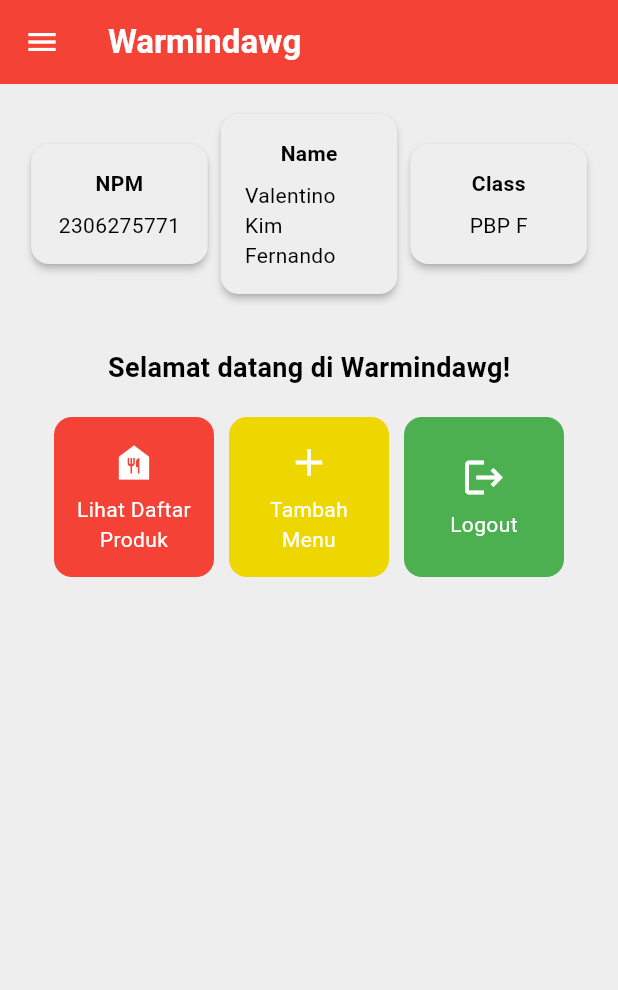
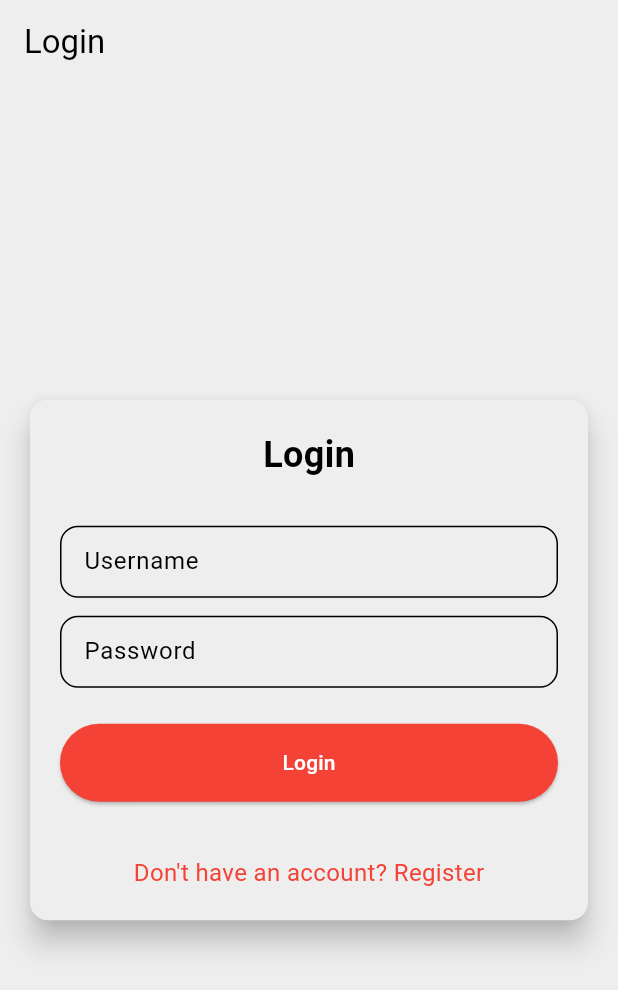
Before and after one commit to soydoradesu/warmindawg-mobile, a Flutter app: the screen it shows after launch, on a phone screen of 412 x 824 dp. Shown: the top 990 px of the screen. Run offline on Flutter 3.47's test engine with Material 3 defaults, Android fonts, the phone set to English and light mode, and no system bars; missing offline and left inert: pbp_django_auth.

Commit message:
feat: integrating authentication to web, lihat menu

```diff
--- a/lib/main.dart
+++ b/lib/main.dart
@@ -1,5 +1,7 @@
 import 'package:flutter/material.dart';
-import 'package:warmindawg_mobile/screens/menu.dart';
+import 'package:provider/provider.dart';
+import 'package:pbp_django_auth/pbp_django_auth.dart';
+import 'package:warmindawg_mobile/screens/login.dart';
 
 void main() {
   runApp(const MyApp());
@@ -11,7 +13,12 @@
   // This widget is the root of your application.
   @override
   Widget build(BuildContext context) {
-    return MaterialApp(
+    return Provider(
+      create: (_) {
+        CookieRequest request = CookieRequest();
+        return request;
+      },
+      child: MaterialApp(
         title: 'Flutter Demo',
         theme: ThemeData(
           colorScheme: ColorScheme(
@@ -27,7 +34,8 @@
           ),
           useMaterial3: true,
         ),
-      home: MyHomePage(),
+        home: const LoginPage(),
+      ),
     );
   }
 }
--- /dev/null
+++ b/lib/screens/login.dart
@@ -0,0 +1,181 @@
+import 'package:warmindawg_mobile/screens/menu.dart';
+import 'package:flutter/material.dart';
+import 'package:pbp_django_auth/pbp_django_auth.dart';
+import 'package:provider/provider.dart';
+import 'package:warmindawg_mobile/screens/register.dart';
+
+void main() {
+  runApp(const LoginApp());
+}
+
+class LoginApp extends StatelessWidget {
+  const LoginApp({super.key});
+
+  @override
+  Widget build(BuildContext context) {
+    return MaterialApp(
+      title: 'Login',
+      theme: ThemeData(
+        useMaterial3: true,
+        colorScheme: ColorScheme.fromSwatch(
+          primarySwatch: Colors.deepPurple,
+        ).copyWith(secondary: Colors.deepPurple[400]),
+      ),
+      home: const LoginPage(),
+    );
+  }
+}
+
+class LoginPage extends StatefulWidget {
+  const LoginPage({super.key});
+
+  @override
+  State<LoginPage> createState() => _LoginPageState();
+}
+
+class _LoginPageState extends State<LoginPage> {
+  final TextEditingController _usernameController = TextEditingController();
+  final TextEditingController _passwordController = TextEditingController();
+
+  @override
+  Widget build(BuildContext context) {
+    final request = context.watch<CookieRequest>();
+
+    return Scaffold(
+      appBar: AppBar(
+        title: const Text('Login'),
+      ),
+      body: Center(
+        child: SingleChildScrollView(
+          padding: const EdgeInsets.all(16.0),
+          child: Card(
+            elevation: 8,
+            shape: RoundedRectangleBorder(
+              borderRadius: BorderRadius.circular(12.0),
+            ),
+            child: Padding(
+              padding: const EdgeInsets.all(20.0),
+              child: Column(
+                mainAxisSize: MainAxisSize.min,
+                children: [
+                  const Text(
+                    'Login',
+                    style: TextStyle(
+                      fontSize: 24.0,
+                      fontWeight: FontWeight.bold,
+                    ),
+                  ),
+                  const SizedBox(height: 30.0),
+                  TextField(
+                    controller: _usernameController,
+                    decoration: const InputDecoration(
+                      labelText: 'Username',
+                      hintText: 'Enter your username',
+                      border: OutlineInputBorder(
+                        borderRadius: BorderRadius.all(Radius.circular(12.0)),
+                      ),
+                      contentPadding:
+                          EdgeInsets.symmetric(horizontal: 12.0, vertical: 8.0),
+                    ),
+                  ),
+                  const SizedBox(height: 12.0),
+                  TextField(
+                    controller: _passwordController,
+                    decoration: const InputDecoration(
+                      labelText: 'Password',
+                      hintText: 'Enter your password',
+                      border: OutlineInputBorder(
+                        borderRadius: BorderRadius.all(Radius.circular(12.0)),
+                      ),
+                      contentPadding:
+                          EdgeInsets.symmetric(horizontal: 12.0, vertical: 8.0),
+                    ),
+                    obscureText: true,
+                  ),
+                  const SizedBox(height: 24.0),
+                  ElevatedButton(
+                    onPressed: () async {
+                      String username = _usernameController.text;
+                      String password = _passwordController.text;
+
+                      // Cek kredensial
+                      // TODO: Ganti URL dan jangan lupa tambahkan trailing slash (/) di akhir URL!
+                      // Untuk menyambungkan Android emulator dengan Django pada localhost,
+                      // gunakan URL http://10.0.2.2/
+                      final response = await request
+                          .login("http://localhost:8000/auth/login/", {
+                        'username': username,
+                        'password': password,
+                      });
+
+                      if (request.loggedIn) {
+                        String message = response['message'];
+                        String uname = response['username'];
+                        if (context.mounted) {
+                          Navigator.pushReplacement(
+                            context,
+                            MaterialPageRoute(
+                                builder: (context) => MyHomePage()),
+                          );
+                          ScaffoldMessenger.of(context)
+                            ..hideCurrentSnackBar()
+                            ..showSnackBar(
+                              SnackBar(
+                                  content:
+                                      Text("$message Selamat datang, $uname.")),
+                            );
+                        }
+                      } else {
+                        if (context.mounted) {
+                          showDialog(
+                            context: context,
+                            builder: (context) => AlertDialog(
+                              title: const Text('Login Gagal'),
+                              content: Text(response['message']),
+                              actions: [
+                                TextButton(
+                                  child: const Text('OK'),
+                                  onPressed: () {
+                                    Navigator.pop(context);
+                                  },
+                                ),
+                              ],
+                            ),
+                          );
+                        }
+                      }
+                    },
+                    style: ElevatedButton.styleFrom(
+                      foregroundColor: Colors.white,
+                      minimumSize: Size(double.infinity, 50),
+                      backgroundColor: Theme.of(context).colorScheme.primary,
+                      padding: const EdgeInsets.symmetric(vertical: 16.0),
+                    ),
+                    child: const Text('Login'),
+                  ),
+                  const SizedBox(height: 36.0),
+                  GestureDetector(
+                    onTap: () {
+                      Navigator.push(
+                        context,
+                        MaterialPageRoute(
+                            builder: (context) => const RegisterPage()),
+                      );
+                    },
+                    child: Text(
+                      'Don\'t have an account? Register',
+                      style: TextStyle(
+                        color: Theme.of(context).colorScheme.primary,
+                        fontSize: 16.0,
+                      ),
+                    ),
+                  ),
+                ],
+              ),
+            ),
+          ),
+        ),
+      ),
+    );
+  }
+}
--- a/lib/screens/menu.dart
+++ b/lib/screens/menu.dart
@@ -3,16 +3,16 @@
 import 'package:warmindawg_mobile/widgets/food_card.dart';
 
 class MyHomePage extends StatelessWidget {
+  MyHomePage({super.key});
+
   final String npm = '2306275771'; // NPM
   final String name = 'Valentino Kim Fernando'; // Nama
   final String className = 'PBP F'; // Kelas
   final List<ItemHomepage> items = [
-    ItemHomepage("Lihat Daftar Produk", Icons.food_bank, Colors.red),
+    ItemHomepage("Lihat Daftar Menu", Icons.food_bank, Colors.red),
     ItemHomepage("Tambah Menu", Icons.add, const Color.fromARGB(255, 238, 214, 0)),
     ItemHomepage("Logout", Icons.logout, Colors.green),
   ];
-
-  MyHomePage({super.key});
 
   @override
   Widget build(BuildContext context) {
--- a/pubspec.yaml
+++ b/pubspec.yaml
@@ -35,6 +35,10 @@
   # The following adds the Cupertino Icons font to your application.
   # Use with the CupertinoIcons class for iOS style icons.
   cupertino_icons: ^1.0.8
+  provider: ^6.1.2
+  pbp_django_auth: ^0.4.0
+  http: ^1.2.2
+  image_picker: ^1.1.2
 
 dev_dependencies:
   flutter_test:
```
Also changed, not shown: lib/models/item.dart (added, +69 -0 lines), lib/screens/foodentry_form.dart (+35 -26 lines), lib/screens/list_foodentry.dart (added, +104 -0 lines), lib/screens/register.dart (added, +166 -0 lines), lib/widgets/food_card.dart (+34 -2 lines), lib/widgets/left_drawer.dart (+12 -0 lines), pubspec.lock, 6 other files. Lines whose indentation alone changed are shown as unchanged.
